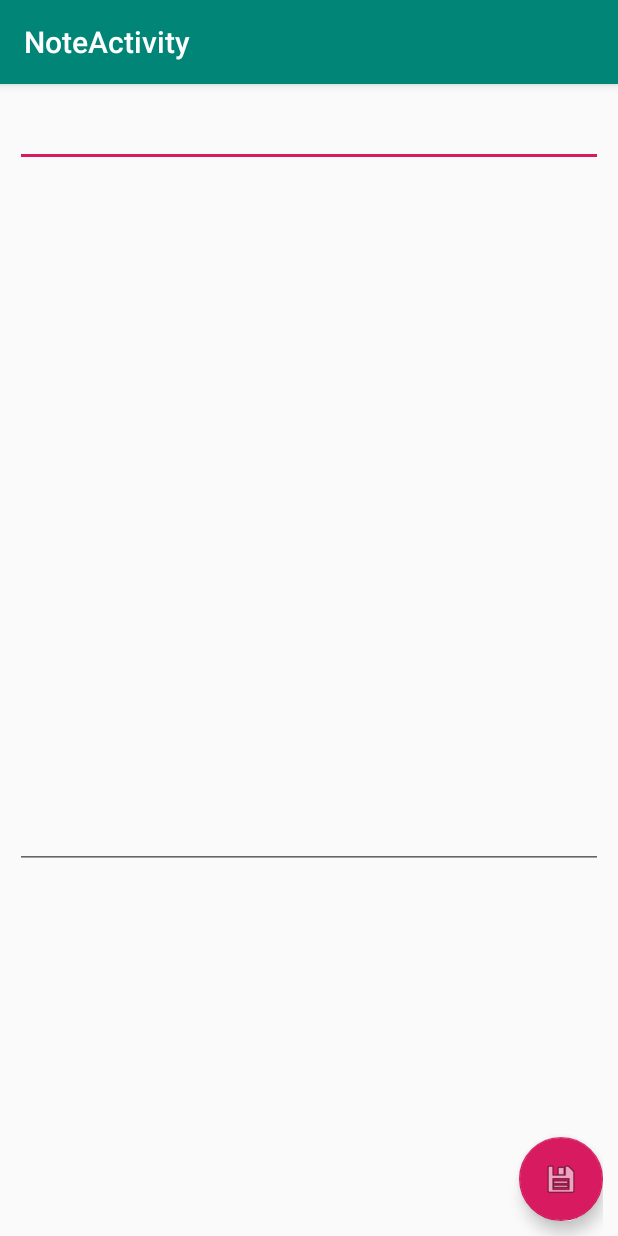
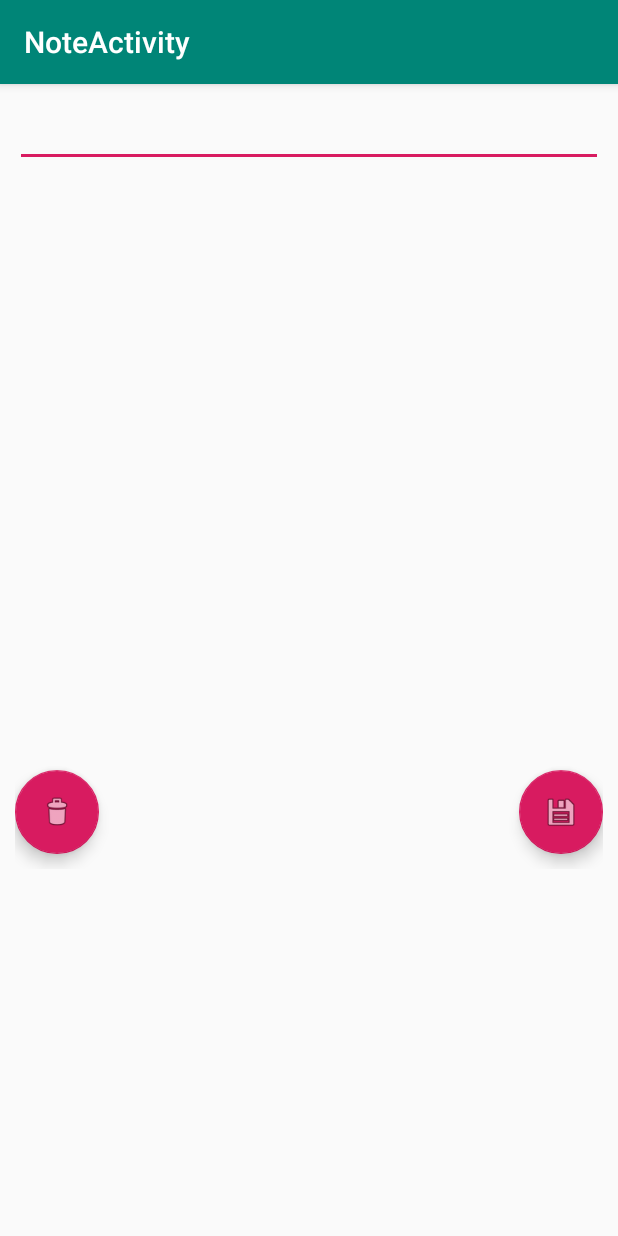
Before and after one commit to MisterRnobe/Notes, an Android app: the NoteActivity screen opened directly, with no data from a screen before it, on a phone screen of 412 x 824 dp. Run offline under Robolectric (Android 15) with nearby library versions, the phone set to English and light mode, and no system bars; network calls fail.

Commit message:
Many herni + delete note

```diff
--- a/app/src/main/java/com/medvedev/nikita/notes/FragmentList.java
+++ b/app/src/main/java/com/medvedev/nikita/notes/FragmentList.java
@@ -52,7 +52,11 @@ public class FragmentList extends ListFragment {
         noteAdapter.refreshNotes(noteList);
     }
 
-
+    public void deleteNote(int note_id){
+        DBManager myDB = new DBManager();
+        myDB.dbDeleteNote(note_id);
+        drawNotes();
+    }
     public void addNote(Note note){
         DBManager myDB = new DBManager();
         myDB.dbAddNote(note);
--- a/app/src/main/java/com/medvedev/nikita/notes/NoteActivity.java
+++ b/app/src/main/java/com/medvedev/nikita/notes/NoteActivity.java
@@ -12,7 +12,7 @@ import com.medvedev.nikita.notes.utils.ResultCodes;
 public class NoteActivity extends AppCompatActivity {
 
     private EditText title, noteText;
-    private FloatingActionButton btn;
+    private FloatingActionButton saveChanges,deleteNote;
     @Override
     protected void onCreate(Bundle savedInstanceState) {
         super.onCreate(savedInstanceState);
@@ -22,14 +22,22 @@ public class NoteActivity extends AppCompatActivity {
         title.setText(intentFromFragment.getStringExtra("title"));
         noteText = findViewById(R.id.note_text);
         noteText.setText(intentFromFragment.getStringExtra("noteText"));
-        btn = findViewById(R.id.saveChanges);
-        btn.setOnClickListener((v)->returnResult(intentFromFragment.getIntExtra("note_id",-1)));
-        Toolbar toolbar = (Toolbar) findViewById(R.id.toolbar);
+        saveChanges = findViewById(R.id.saveChanges);
+        saveChanges.setOnClickListener((v)-> saveNote(intentFromFragment.getIntExtra("note_id",-1)));
+        deleteNote = findViewById(R.id.deleteNote);
+        deleteNote.setOnClickListener((v)->deleteNote(intentFromFragment.getIntExtra("note_id",-1)));
+        Toolbar toolbar =  findViewById(R.id.toolbar);
         setSupportActionBar(toolbar);
     }
 
+    private void deleteNote(int id){
+        Intent intent = new Intent();
+        intent.putExtra("note_id",id);
+        setResult(ResultCodes.DELETE_NOTE,intent);
+        finish();
+    }
 
-    private void returnResult(int id){
+    private void saveNote(int id){
         Intent intent = new Intent();
         intent.putExtra("title",title.getText().toString());
         intent.putExtra("note",noteText.getText().toString());
--- a/app/src/main/java/com/medvedev/nikita/notes/utils/DatabaseWrapper.java
+++ /dev/null
@@ -1,4 +0,0 @@
-package com.medvedev.nikita.notes.utils;
-
-public class DatabaseWrapper {
-}
--- a/app/src/main/java/com/medvedev/nikita/notes/utils/ResultCodes.java
+++ b/app/src/main/java/com/medvedev/nikita/notes/utils/ResultCodes.java
@@ -3,4 +3,5 @@ package com.medvedev.nikita.notes.utils;
 public class ResultCodes {
     public static final int EDIT_NOTE = 1;
     public static final int ADD_NOTE = 2;
+    public static final int DELETE_NOTE = 3;
 }
--- a/app/src/main/res/layout/activity_main.xml
+++ b/app/src/main/res/layout/activity_main.xml
@@ -40,6 +40,6 @@
         android:layout_height="wrap_content"
         android:layout_gravity="bottom|end"
         android:layout_margin="@dimen/fab_margin"
-        app:srcCompat="@android:drawable/ic_input_add" />
+        app:srcCompat="@android:drawable/ic_menu_add" />
 
 </android.support.design.widget.CoordinatorLayout>
--- a/app/src/main/res/layout/activity_new_note.xml
+++ b/app/src/main/res/layout/activity_new_note.xml
@@ -49,6 +49,7 @@ tools:context=".NoteActivity">
             android:layout_height="match_parent"
             android:layout_below="@+id/addnote_title"
             android:layout_marginTop="-1dp"
+            android:background="@null"
             android:ems="10"
             android:gravity="start"
             android:inputType="textMultiLine"
@@ -62,8 +63,7 @@ tools:context=".NoteActivity">
             android:layout_alignParentRight="true"
             android:layout_alignParentBottom="true"
             android:layout_marginBottom="10dp"
-            app:rippleColor="@color/design_default_color_primary_dark"
-            app:srcCompat="@android:drawable/ic_input_add" />
+            app:srcCompat="@android:drawable/ic_menu_add" />
     </RelativeLayout>
 
 </android.support.design.widget.CoordinatorLayout>
--- a/app/src/main/res/layout/content_note.xml
+++ b/app/src/main/res/layout/content_note.xml
@@ -21,26 +21,37 @@
         android:ems="10"
         android:inputType="textPersonName" />
 
+    <android.support.design.widget.CoordinatorLayout
+        android:layout_width="match_parent"
+        android:layout_height="wrap_content"
 
+        android:layout_below="@+id/note_title"
+        android:layout_marginTop="8dp">
     <EditText
         android:id="@+id/note_text"
         android:layout_width="match_parent"
         android:layout_height="460dp"
-        android:layout_below="@+id/note_title"
-        android:layout_marginTop="8dp"
         android:ems="10"
+        android:background="@null"
         android:gravity="start"
         android:inputType="textMultiLine"
         android:textAlignment="viewStart"
         tools:ignore="RtlCompat" />
 
+        <android.support.design.widget.FloatingActionButton
+            android:id="@+id/saveChanges"
+            android:layout_width="wrap_content"
+            android:layout_height="wrap_content"
+            android:layout_marginBottom="10dp"
+            app:srcCompat="@android:drawable/ic_menu_save"
+            android:layout_gravity="bottom|end"/>
     <android.support.design.widget.FloatingActionButton
-        android:id="@+id/saveChanges"
+        android:id="@+id/deleteNote"
         android:layout_width="wrap_content"
         android:layout_height="wrap_content"
-        android:layout_alignParentRight="true"
-        android:layout_alignParentBottom="true"
         android:layout_marginBottom="10dp"
-        app:rippleColor="@color/design_default_color_primary_dark"
-        app:srcCompat="@android:drawable/ic_menu_save" />
+        app:srcCompat="@android:drawable/ic_menu_delete"
+        android:layout_gravity="start|bottom"/>
+    </android.support.design.widget.CoordinatorLayout>
+
 </RelativeLayout>
```
Also changed, not shown: app/src/main/java/com/medvedev/nikita/notes/MainActivity.java (+12 -3 lines), app/src/main/java/com/medvedev/nikita/notes/objects/Note.java (+8 -0 lines), app/src/main/java/com/medvedev/nikita/notes/utils/DBManager.java (+12 -0 lines), app/src/main/java/com/medvedev/nikita/notes/utils/RequestManager.java (+12 -3 lines).
